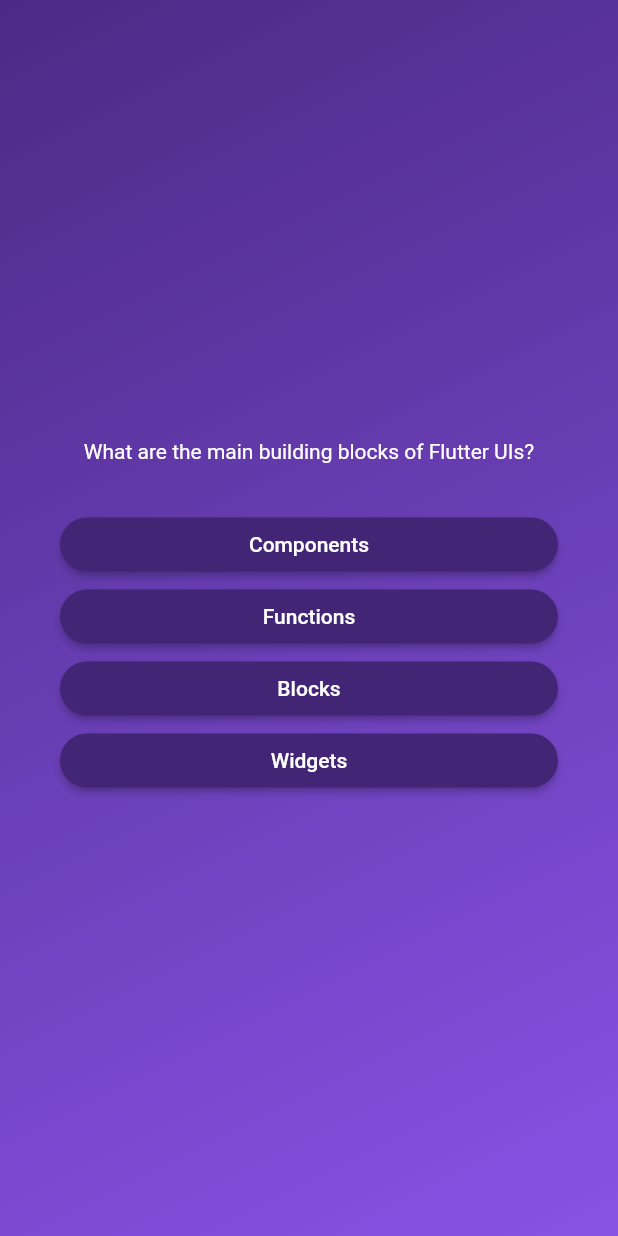
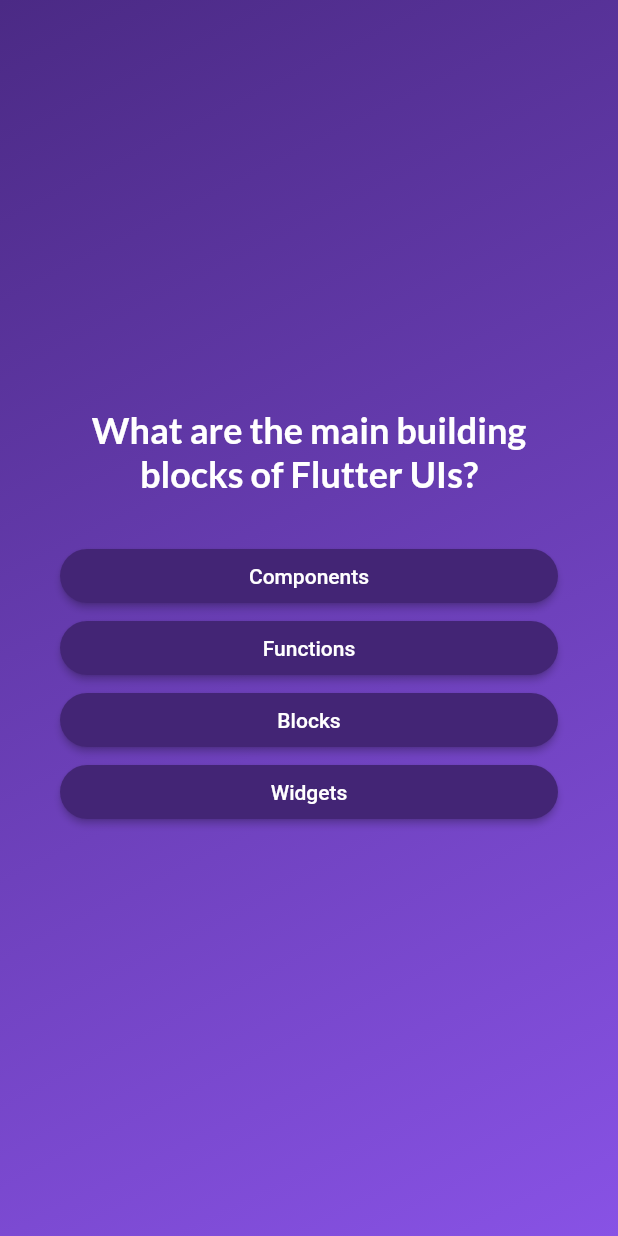
Before and after one commit to shunphoenix55/Flutter-Quiz-App, a Flutter app: the screen it shows after launch, after a tap on "Start Quiz", on a phone screen of 412 x 824 dp. Run offline on Flutter 3.47's test engine with Material 2 defaults, Android fonts, the phone set to English and light mode, and no system bars; our stand-ins replace google_fonts.

Commit message:
Add fonts

```diff
--- a/lib/questions_screen.dart
+++ b/lib/questions_screen.dart
@@ -1,4 +1,6 @@
 import 'package:flutter/material.dart';
+import 'package:google_fonts/google_fonts.dart';
+
 import 'package:quiz_app/answer_button.dart';
 
 import 'package:quiz_app/data/questions.dart';
@@ -35,7 +37,11 @@ class _QuestionsScreenState extends State<QuestionsScreen> {
           children: [
             Text(
               currentQuestion.text,
-              style: const TextStyle(color: Colors.white),
+              style: GoogleFonts.lato(
+                color: Colors.white,
+                fontSize: 24,
+                fontWeight: FontWeight.bold,
+              ),
               textAlign: TextAlign.center,
             ),
             const SizedBox(
--- a/lib/start_screen.dart
+++ b/lib/start_screen.dart
@@ -1,4 +1,5 @@
 import 'package:flutter/material.dart';
+import 'package:google_fonts/google_fonts.dart';
 
 class StartScreenWidget extends StatelessWidget {
   const StartScreenWidget(this.startQuiz, {super.key});
@@ -19,9 +20,10 @@ class StartScreenWidget extends StatelessWidget {
           const SizedBox(
             height: 20,
           ),
-          const Text(
+          Text(
             'Learn Flutter the fun way!',
-            style: TextStyle(fontSize: 28, color: Colors.white),
+            style: GoogleFonts.lato(
+                fontSize: 28, color: Colors.white, fontWeight: FontWeight.bold),
           ),
           const SizedBox(
             height: 20,
```
